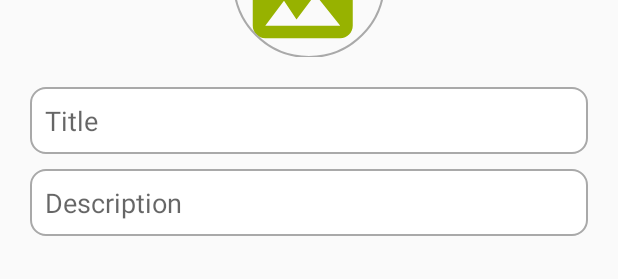
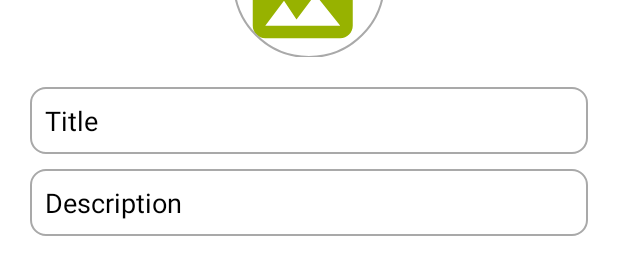
Before and after one commit to ankitha-anil/secondServing, an Android app built with Jetpack Compose: the layout activity_add_inventory.xml on its own in the app's theme, with its tools: preview values and no code run, on a phone screen of 412 x 824 dp. Shown: the part 213-492 px from the top of the screen. Run offline under Robolectric (Android 15) with nearby library versions, the phone set to English and light mode, and no system bars.

Commit message:
Add inventory page linking and ui formatting

```diff
--- a/app/src/main/AndroidManifest.xml
+++ b/app/src/main/AndroidManifest.xml
@@ -15,7 +15,8 @@
         tools:targetApi="31">
         <activity
             android:name=".AddInventoryActivity"
-            android:exported="false" />
+            android:exported="false"
+            android:theme="@style/Theme.AppCompat"/>
         <activity
             android:name=".MainActivity"
             android:exported="true"
--- a/app/src/main/res/layout/activity_add_inventory.xml
+++ b/app/src/main/res/layout/activity_add_inventory.xml
@@ -5,6 +5,7 @@
     android:layout_width="match_parent"
     android:layout_height="match_parent"
     android:orientation="vertical"
+    android:background="@android:color/white"
     tools:context=".AddInventoryActivity">
 
     <!--Toolbar-->
@@ -56,6 +57,8 @@
             android:layout_marginVertical="10dp"
             android:background="@drawable/shape_rect02"
             android:hint="Title"
+            android:textColorHint="@color/black"
+            android:textColor="@color/black"
             android:drawablePadding="10dp"
             android:inputType="textPersonName|textCapWords"
             android:padding="10dp"
@@ -68,6 +71,8 @@
             android:layout_marginHorizontal="20dp"
             android:background="@drawable/shape_rect02"
             android:hint="Description"
+            android:textColorHint="@color/black"
+            android:textColor="@color/black"
             android:drawablePadding="10dp"
             android:inputType="textPersonName|textCapWords"
             android:padding="10dp"
```
